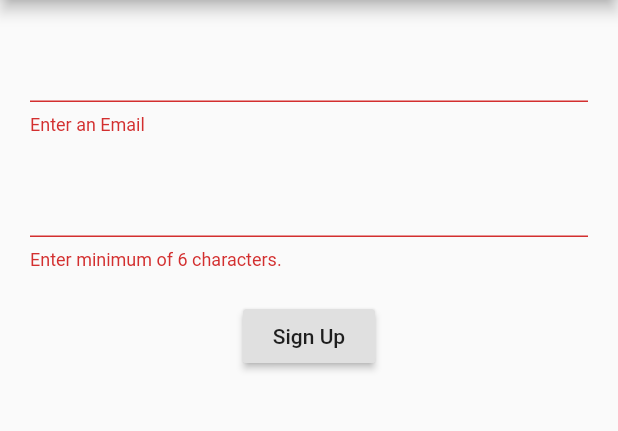
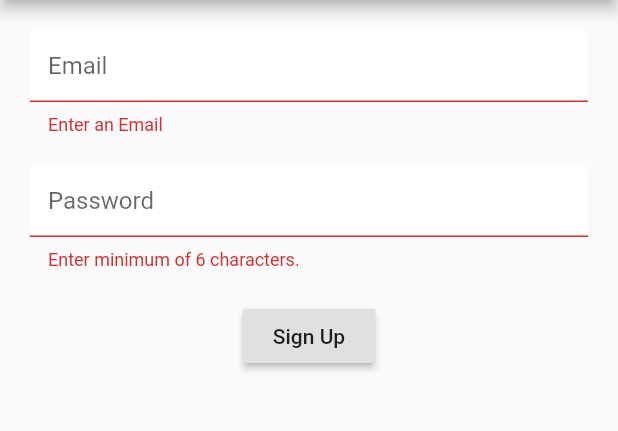
Before and after one commit to TAMU73/brew_firebase, a Flutter app: the Register screen opened directly, after a tap on "Sign Up", on a phone screen of 412 x 824 dp, the part 84-515 px from its top. Run offline on Flutter 3.47's test engine with Material 2 defaults, Android fonts, the phone set to English and light mode, and no system bars; our stand-ins replace firebase_auth; accounts and stored records are empty.

Commit message:
Text Decoration

```diff
--- a/lib/screens/authenticate/register.dart
+++ b/lib/screens/authenticate/register.dart
@@ -1,4 +1,5 @@
 import 'package:brewfirebase/services/auth.dart';
+import 'package:brewfirebase/shared/constant.dart';
 import 'package:flutter/material.dart';
 
 class Register extends StatefulWidget {
@@ -39,6 +40,7 @@ class _RegisterState extends State<Register> {
           child: Column(
             children: <Widget>[
               TextFormField(
+                decoration: textInputDecoration.copyWith(hintText: 'Email'),
                 validator: (val) => val.isEmpty ? 'Enter an Email' : null,
                 onChanged: (val) {
                   setState(() {
@@ -48,6 +50,7 @@ class _RegisterState extends State<Register> {
               ),
               SizedBox(height: 20,),
               TextFormField(
+                  decoration: textInputDecoration.copyWith(hintText: 'Password'),
                 validator: (val) => val.length<6 ? 'Enter minimum of 6 characters.' : null,
                 obscureText: true,
                 onChanged: (val) {
--- a/lib/screens/authenticate/sign_in.dart
+++ b/lib/screens/authenticate/sign_in.dart
@@ -1,4 +1,5 @@
 import 'package:brewfirebase/services/auth.dart';
+import 'package:brewfirebase/shared/constant.dart';
 import 'package:flutter/material.dart';
 
 class SignIn extends StatefulWidget {
@@ -40,6 +41,7 @@ class _SignInState extends State<SignIn> {
           child: Column(
             children: <Widget>[
               TextFormField(
+                decoration: textInputDecoration.copyWith(hintText: 'Email'),
                 validator: (val) => val.isEmpty ? 'Enter valid email' : null,
                 onChanged: (val) {
                   setState(() {
@@ -49,6 +51,7 @@ class _SignInState extends State<SignIn> {
               ),
               SizedBox(height: 20,),
               TextFormField(
+                  decoration: textInputDecoration.copyWith(hintText: 'Password'),
                   validator: (val) => val.length<6 ? 'Enter minimum of 6 characters' : null,
                   obscureText: true,
                   onChanged: (val) {
--- /dev/null
+++ b/lib/shared/constant.dart
@@ -0,0 +1,12 @@
+import 'package:flutter/material.dart';
+
+const textInputDecoration = InputDecoration(
+  fillColor: Colors.white,
+  filled: true,
+  enabledBorder: OutlineInputBorder(
+    borderSide: BorderSide(color: Colors.white, width: 2),
+  ),
+  focusedBorder: OutlineInputBorder(
+    borderSide: BorderSide(color: Colors.green, width: 2),
+  ),
+);
```
Lines whose indentation alone changed are shown as unchanged.
